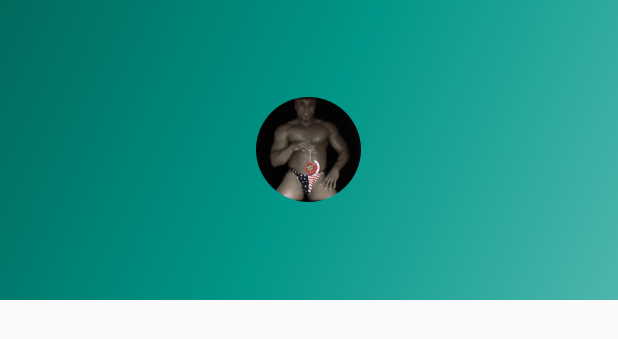
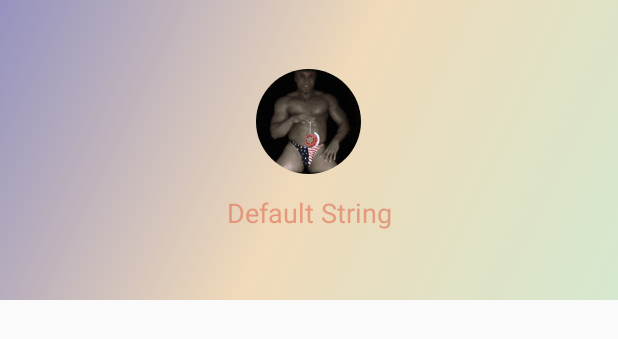
Before and after one commit to slark091/androidLocation, an Android app: the layout nav_header_main.xml on its own in the app's theme, with its tools: preview values and no code run, on a phone screen of 412 x 824 dp. Shown: the top 339 px of the screen. Run offline under Robolectric (Android 15) with nearby library versions, the phone set to English and light mode, and no system bars.

Commit message:
adjust color and theme

```diff
--- a/client/app/src/main/res/drawable/side_nav_bar.xml
+++ b/client/app/src/main/res/drawable/side_nav_bar.xml
@@ -1,4 +1,4 @@
 <shape xmlns:android="http://schemas.android.com/apk/res/android" android:shape="rectangle">
-    <gradient android:angle="135" android:centerColor="#009688" android:endColor="#00695C"
-        android:startColor="#4DB6AC" android:type="linear" />
+    <gradient android:angle="135" android:centerColor="#bdeccea3" android:endColor="#be726faa"
+        android:startColor="#5991c77f" android:type="linear" />
 </shape>
--- a/client/app/src/main/res/layout/activity_main.xml
+++ b/client/app/src/main/res/layout/activity_main.xml
@@ -13,6 +13,8 @@
     <android.support.design.widget.NavigationView android:id="@+id/nav_view"
         android:layout_width="wrap_content" android:layout_height="match_parent"
         android:layout_gravity="start" android:fitsSystemWindows="true"
+        android:background="@drawable/side_nav_bar"
+
         app:menu="@menu/activity_main_drawer" />
 
 </android.support.v4.widget.DrawerLayout>
--- a/client/app/src/main/res/layout/app_bar_main.xml
+++ b/client/app/src/main/res/layout/app_bar_main.xml
@@ -10,7 +10,7 @@
 
         <android.support.v7.widget.Toolbar android:id="@+id/toolbar"
             android:layout_width="match_parent" android:layout_height="?attr/actionBarSize"
-            android:background="?attr/colorPrimary" app:popupTheme="@style/AppTheme.PopupOverlay" />
+            android:background="@drawable/side_nav_bar" app:popupTheme="@style/AppTheme.PopupOverlay" />
 
     </android.support.design.widget.AppBarLayout>
 
@@ -20,6 +20,7 @@
         android:layout_width="wrap_content" android:layout_height="wrap_content"
         android:layout_gravity="bottom|end" android:layout_margin="@dimen/fab_margin"
         android:src="@drawable/sign"
+        android:background="@drawable/side_nav_bar"
         />
 
 </android.support.design.widget.CoordinatorLayout>
--- a/client/app/src/main/res/layout/nav_header_main.xml
+++ b/client/app/src/main/res/layout/nav_header_main.xml
@@ -25,9 +25,13 @@
         <!--android:layout_height="wrap_content"-->
         <!--android:paddingTop="@dimen/nav_header_vertical_spacing" app:srcCompat="@drawable/banana" />-->
 
-    <!--<TextView android:layout_width="match_parent" android:layout_height="wrap_content"-->
-        <!--android:paddingTop="@dimen/nav_header_vertical_spacing" android:text="@string/defaultNotLogin"-->
-        <!--android:textAppearance="@style/TextAppearance.AppCompat.Body1" />-->
+    <TextView android:layout_width="match_parent" android:layout_height="wrap_content"
+        android:paddingTop="@dimen/nav_header_vertical_spacing" android:text="@string/defaultNotLogin"
+        android:textColor="#9edf7152"
+        android:gravity="center"
+        android:textSize="18sp"
+        android:layout_marginTop="12dp"
+        android:textAppearance="@style/TextAppearance.AppCompat.Body1" />
 
     <!--<TextView android:id="@+id/textView" android:layout_width="wrap_content"-->
         <!--android:layout_height="wrap_content" android:text="@string/defaultNotLogin" />-->
--- a/client/app/src/main/res/values/strings.xml
+++ b/client/app/src/main/res/values/strings.xml
@@ -8,7 +8,7 @@
 
     <string name="test">test</string>
 
-    <string name="defaultNotLogin">please login in</string>
+    <string name="defaultNotLogin">Default String</string>
     <!--<string name="defaultSign"></string>-->
 
     <string name="buttonName">click</string>
```
